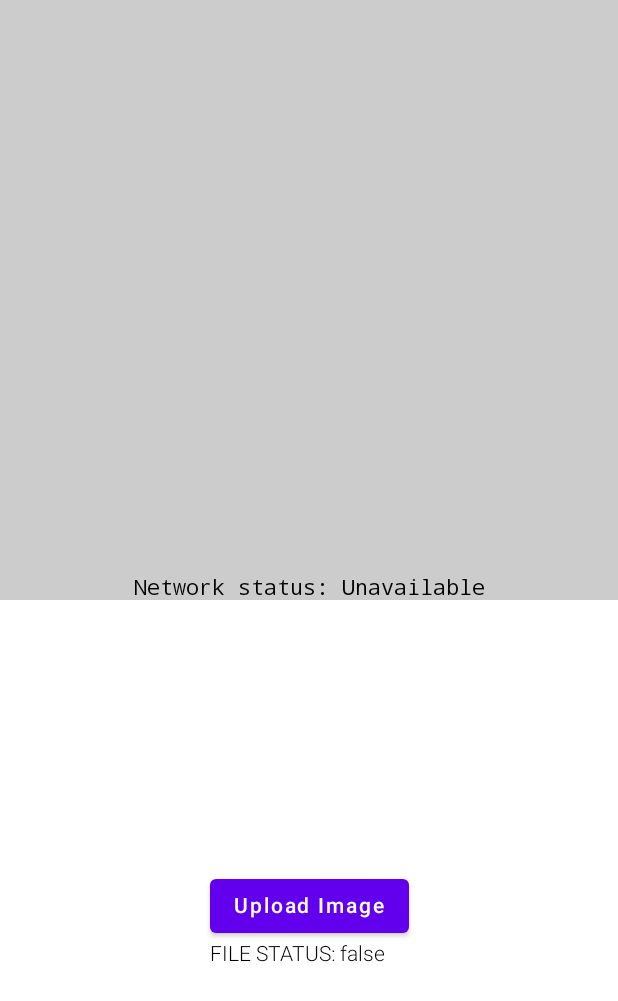
After one commit to wwaakkeelliifftt/compose-date-time-picker, an Android app built with Jetpack Compose: the RetrofitUploadActivity screen opened directly, with no data from a screen before it, on a phone screen of 412 x 824 dp. The commit adds this screen. Shown: the top 1001 px of the screen. Run offline under Robolectric (Android 15) with nearby library versions, the phone set to English and light mode, and no system bars.

Commit message:
add: 1) activity with @POST/MULTIPART (work only with custom server) 2) network-status observer 3) koin

```diff
--- /dev/null
+++ b/app/src/main/java/com/example/date_time_dialogs__compose/RetrofitUploadActivity.kt
@@ -0,0 +1,86 @@
+package com.example.date_time_dialogs__compose
+
+import android.os.Bundle
+import android.widget.Toast
+import androidx.activity.ComponentActivity
+import androidx.activity.compose.setContent
+import androidx.compose.foundation.background
+import androidx.compose.foundation.layout.Arrangement
+import androidx.compose.foundation.layout.Box
+import androidx.compose.foundation.layout.Column
+import androidx.compose.foundation.layout.Row
+import androidx.compose.foundation.layout.fillMaxSize
+import androidx.compose.foundation.layout.fillMaxWidth
+import androidx.compose.foundation.layout.height
+import androidx.compose.material.Button
+import androidx.compose.material.Surface
+import androidx.compose.material.Text
+import androidx.compose.runtime.collectAsState
+import androidx.compose.ui.Alignment
+import androidx.compose.ui.Modifier
+import androidx.compose.ui.graphics.Color
+import androidx.compose.ui.text.font.FontFamily
+import androidx.compose.ui.text.font.FontWeight
+import androidx.compose.ui.unit.dp
+import androidx.lifecycle.viewmodel.compose.viewModel
+import com.example.date_time_dialogs__compose.connection_check.ConnectivityObserver
+import com.example.date_time_dialogs__compose.connection_check.NetworkConnectivityObserver
+import com.example.date_time_dialogs__compose.retrofit_up_act.FileViewModel
+import kotlinx.coroutines.flow.collect
+import org.koin.androidx.compose.koinViewModel
+import org.koin.androidx.viewmodel.ext.android.getViewModel
+import org.koin.androidx.viewmodel.ext.android.viewModel
+import java.io.File
+
+class RetrofitUploadActivity : ComponentActivity() {
+    override fun onCreate(savedInstanceState: Bundle?) {
+        super.onCreate(savedInstanceState)
+
+        setContent {
+            val viewModel: FileViewModel = getViewModel()
+
+            Surface() {
+                Column {
+                    Row(
+                        modifier = Modifier
+                            .fillMaxWidth()
+                            .background(Color.LightGray)
+                            .height(400.dp),
+                        horizontalArrangement = Arrangement.Center,
+                        verticalAlignment = Alignment.Bottom
+                    ) {
+                        Text(
+                            text = "Network status: ${viewModel.networkState}",
+                            fontFamily = FontFamily.Monospace,
+                            fontWeight = FontWeight.Normal
+                        )
+                    }
+
+                    Box(modifier = Modifier.fillMaxSize(), contentAlignment = Alignment.Center) {
+                        Column {
+                            Button(onClick = {
+                                val file = File(cacheDir, "myImage.jpg").apply {
+                                    createNewFile()
+                                    outputStream().use { fileOutputStream ->
+                                        assets.open("wave.jpg").copyTo(fileOutputStream)
+                                    }
+                                }
+                                viewModel.uploadImage(file = file)
+                                Toast.makeText(applicationContext, "RE: vm=${viewModel.isUploaded}", Toast.LENGTH_SHORT).show()
+                            }) {
+                                Text(text = "Upload Image")
+                            }
+                            Text(
+                                text = "FILE STATUS: ${viewModel.isUploaded}",
+                                fontWeight = if (viewModel.isUploaded) FontWeight.SemiBold else FontWeight.Light
+                            )
+                        }
+                }
+            }
+
+            }
+
+        }
+
+    }
+}
--- /dev/null
+++ b/app/src/main/java/com/example/date_time_dialogs__compose/connection_check/NetworkConnectivityObserver.kt
@@ -0,0 +1,47 @@
+package com.example.date_time_dialogs__compose.connection_check
+
+import android.content.Context
+import android.net.ConnectivityManager
+import android.net.Network
+import kotlinx.coroutines.channels.awaitClose
+import kotlinx.coroutines.flow.Flow
+import kotlinx.coroutines.flow.callbackFlow
+import kotlinx.coroutines.flow.distinctUntilChanged
+import kotlinx.coroutines.launch
+
+class NetworkConnectivityObserver(
+    context: Context
+) : ConnectivityObserver {
+
+    private val connectivityManager =
+        context.getSystemService(Context.CONNECTIVITY_SERVICE) as ConnectivityManager
+
+    override fun observe(): Flow<ConnectivityObserver.Status> {
+        return callbackFlow {
+            val callback = object : ConnectivityManager.NetworkCallback() {
+                override fun onAvailable(network: Network) {
+                    super.onAvailable(network)
+                    launch { send(ConnectivityObserver.Status.Available) }
+                }
+                override fun onLosing(network: Network, maxMsToLive: Int) {
+                    super.onLosing(network, maxMsToLive)
+                    launch { send(ConnectivityObserver.Status.Losing) }
+                }
+                override fun onLost(network: Network) {
+                    super.onLost(network)
+                    launch { send(ConnectivityObserver.Status.Lost) }
+                }
+                override fun onUnavailable() {
+                    super.onUnavailable()
+                    launch { send(ConnectivityObserver.Status.Unavailable) }
+                }
+            }
+            connectivityManager.registerDefaultNetworkCallback(callback)
+            awaitClose {
+                connectivityManager.unregisterNetworkCallback(callback)
+            }
+        }.distinctUntilChanged()
+    }
+
+
+}
--- /dev/null
+++ b/app/src/main/java/com/example/date_time_dialogs__compose/di/KoinModule.kt
@@ -0,0 +1,18 @@
+package com.example.date_time_dialogs__compose.di
+
+import com.example.date_time_dialogs__compose.RetrofitUploadActivity
+import com.example.date_time_dialogs__compose.retrofit_up_act.FileRepository
+import com.example.date_time_dialogs__compose.retrofit_up_act.FileViewModel
+import org.koin.android.ext.koin.androidContext
+import org.koin.androidx.viewmodel.dsl.viewModel
+import org.koin.dsl.module
+
+val appModule = module {
+
+    single { FileRepository() }
+    viewModel { FileViewModel(repository = get(),context = get()) }
+
+    scope<RetrofitUploadActivity> {
+
+    }
+}
--- /dev/null
+++ b/app/src/main/java/com/example/date_time_dialogs__compose/retrofit_up_act/FileViewModel.kt
@@ -0,0 +1,55 @@
+package com.example.date_time_dialogs__compose.retrofit_up_act
+
+import android.content.Context
+import androidx.compose.runtime.MutableState
+import androidx.compose.runtime.collectAsState
+import androidx.compose.runtime.getValue
+import androidx.compose.runtime.mutableStateOf
+import androidx.compose.runtime.setValue
+import androidx.lifecycle.MutableLiveData
+import androidx.lifecycle.ViewModel
+import androidx.lifecycle.viewModelScope
+import com.example.date_time_dialogs__compose.connection_check.ConnectivityObserver
+import com.example.date_time_dialogs__compose.connection_check.NetworkConnectivityObserver
+import kotlinx.coroutines.delay
+import kotlinx.coroutines.flow.collect
+import kotlinx.coroutines.flow.collectLatest
+import kotlinx.coroutines.flow.launchIn
+import kotlinx.coroutines.flow.onEach
+import kotlinx.coroutines.launch
+import java.io.File
+import kotlin.reflect.KProperty
+
+class FileViewModel(
+    private val repository: FileRepository,
+    context: Context
+): ViewModel() {
+
+    private val connectivityObserver = NetworkConnectivityObserver(context)
+    var networkState by mutableStateOf(ConnectivityObserver.Status.Unavailable)
+        private set
+
+    init {
+        viewModelScope.launch {
+            connectivityObserver.observe().collect {
+                networkState = it
+            }
+        }
+    }
+
+    var isUploaded by mutableStateOf(false)
+        private set
+
+    private fun setIsUploaded(newValue: Boolean) {
+        isUploaded = newValue
+    }
+
+    fun uploadImage(file: File) {
+        setIsUploaded(true)
+        viewModelScope.launch {
+            val result = repository.uploadImage(file = file)
+            delay(3000)
+            setIsUploaded(result)
+        }
+    }
+}
```
Also changed, not shown: app/build.gradle (+13 -0 lines), app/src/main/AndroidManifest.xml (+11 -1 lines), app/src/main/java/com/example/date_time_dialogs__compose/DiRootApp.kt (added, +17 -0 lines), app/src/main/java/com/example/date_time_dialogs__compose/MainActivity.kt (+13 -0 lines), app/src/main/java/com/example/date_time_dialogs__compose/connection_check/ConnectivityObserver.kt (added, +12 -0 lines), app/src/main/java/com/example/date_time_dialogs__compose/retrofit_up_act/FileApi.kt (added, +25 -0 lines), app/src/main/java/com/example/date_time_dialogs__compose/retrofit_up_act/FileRepository.kt (added, +30 -0 lines), app/src/main/assets/wave.jpg (added).
